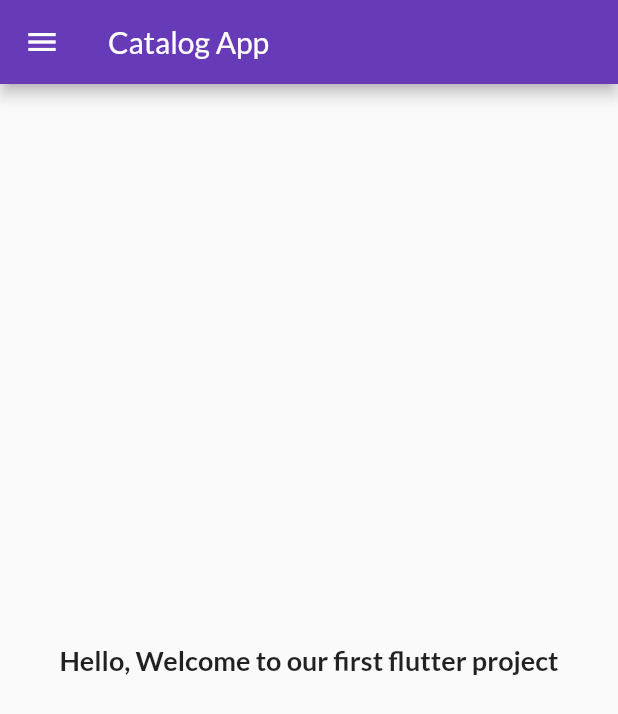
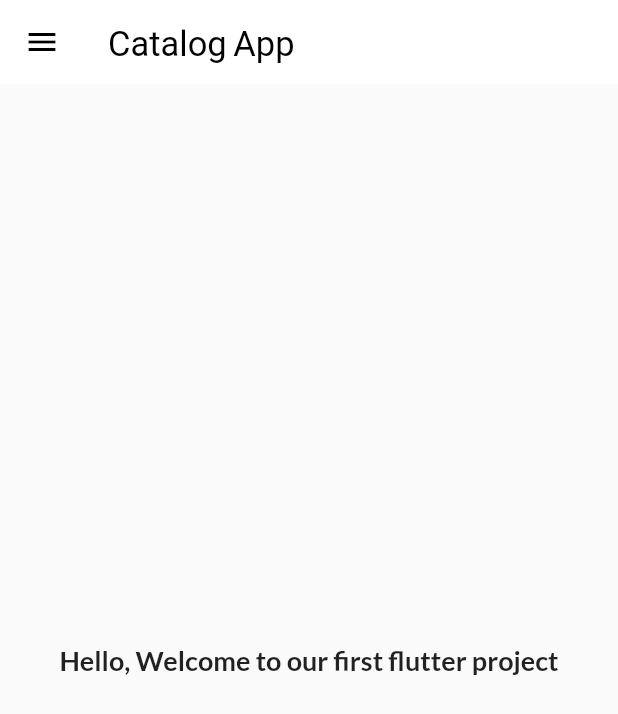
Before and after one commit to imShub/Flutter_catlog, a Flutter app: the screen it shows after launch, on a phone screen of 412 x 824 dp. Shown: the top 714 px of the screen. Run offline on Flutter 3.47's test engine with Material 2 defaults, Android fonts, the phone set to English and light mode, and no system bars; our stand-ins replace google_fonts.

Commit message:
Themes extracted

```diff
--- a/lib/main.dart
+++ b/lib/main.dart
@@ -1,7 +1,7 @@
 import 'package:flutter/material.dart';
 import 'package:flutter_catalog/pages/login_page.dart';
 import 'package:flutter_catalog/utils/routes.dart';
-import 'package:google_fonts/google_fonts.dart';
+import 'package:flutter_catalog/widgets/themes.dart';
 
 import 'pages/home_page.dart';
 
@@ -14,13 +14,8 @@ class MyApp extends StatelessWidget {
   Widget build(BuildContext context) {
     return MaterialApp(
       themeMode: ThemeMode.light,
-      theme: ThemeData(
-        primarySwatch: Colors.deepPurple,
-        textTheme: GoogleFonts.latoTextTheme(),
-      ),
-      darkTheme: ThemeData(
-        brightness: Brightness.dark,
-      ),
+      theme: MyTheme.lightTheme(context),
+      darkTheme: MyTheme.darktheme(context),
       debugShowCheckedModeBanner: false,
       initialRoute: MyRoutes.homeRoute,
       routes: {
--- a/lib/pages/home_page.dart
+++ b/lib/pages/home_page.dart
@@ -8,7 +8,10 @@ class HomePage extends StatelessWidget {
   Widget build(BuildContext context) {
     return Scaffold(
       appBar: AppBar(
-        title: Text("Catalog App"),
+        title: Text(
+          "Catalog App",
+          textScaleFactor: 1.15,
+        ),
       ),
       body: Center(
         child: Container(
--- /dev/null
+++ b/lib/widgets/themes.dart
@@ -0,0 +1,18 @@
+import 'package:flutter/material.dart';
+import 'package:google_fonts/google_fonts.dart';
+
+class MyTheme {
+  static ThemeData lightTheme(BuildContext context) => ThemeData(
+      primarySwatch: Colors.deepPurple,
+      fontFamily: GoogleFonts.lato().fontFamily,
+      appBarTheme: AppBarTheme(
+        color: Colors.white,
+        elevation: 0.0,
+        iconTheme: IconThemeData(color: Colors.black),
+        titleTextStyle: TextStyle(color: Colors.black, fontSize: 20),
+      ));
+
+  static ThemeData darktheme(BuildContext context) => ThemeData(
+        brightness: Brightness.dark,
+      );
+}
```
